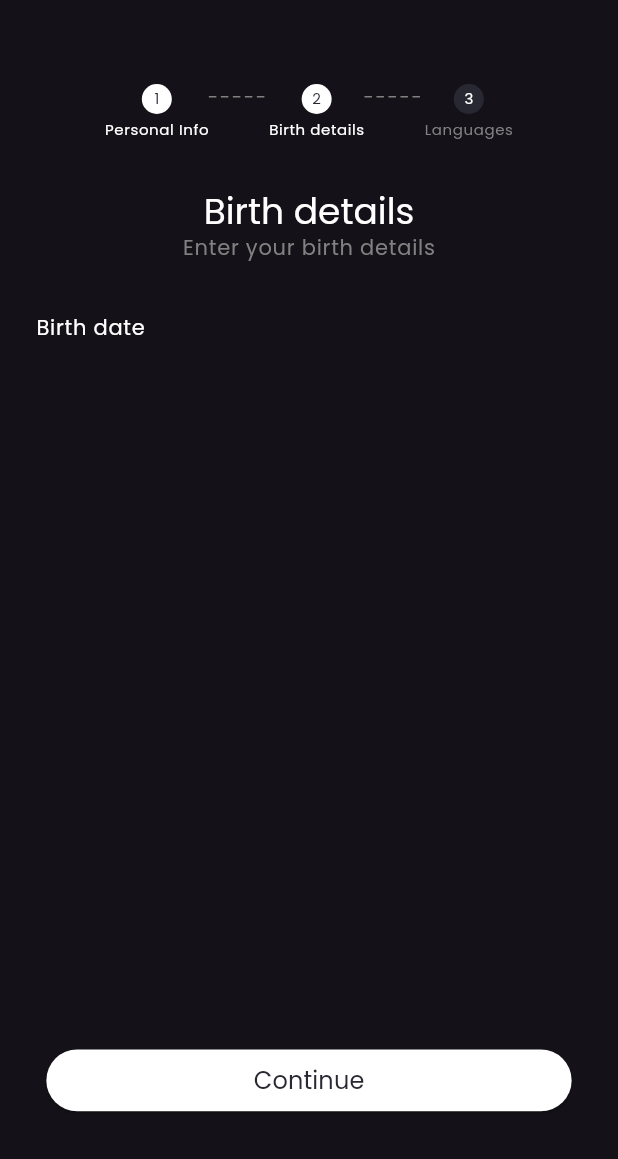
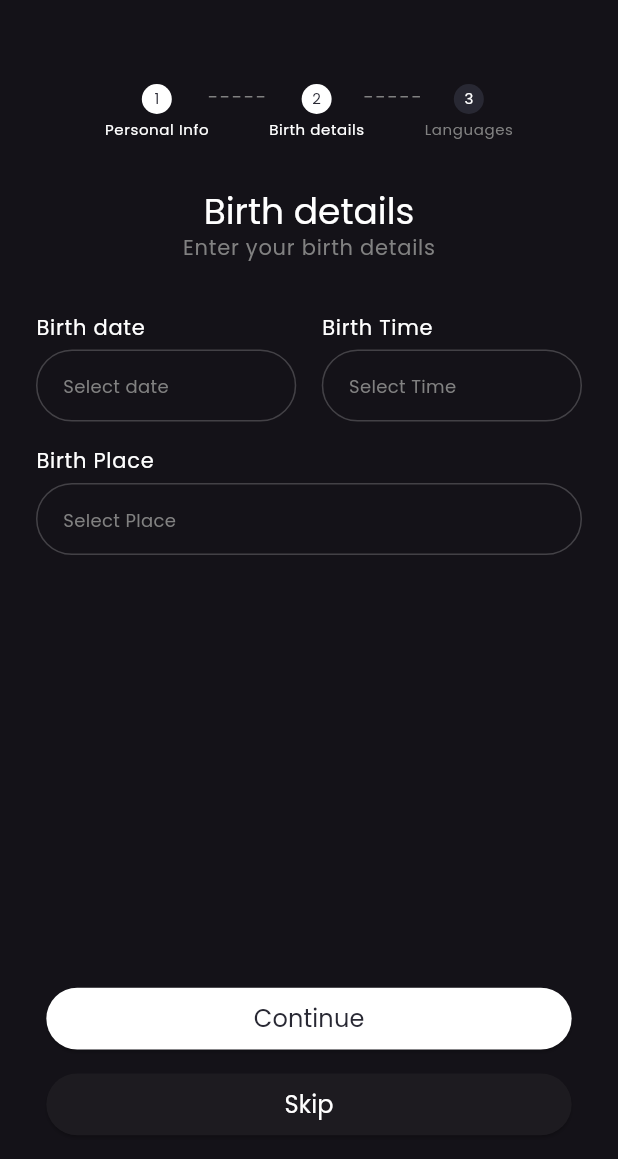
Before and after one commit to avadhksapariya/zigzek_user, a Flutter app: the BirthDetailsScreen screen opened directly, after a tap on "Continue", on a phone screen of 412 x 824 dp. Shown: the top 1159 px of the screen. Run offline on Flutter 3.47's test engine with Material 3 defaults, Android fonts, the phone set to English and light mode, and no system bars; our stand-ins replace flutter_otp_text_field, google_fonts; missing offline and left inert: country_code_picker_plus.

Commit message:
Birth Details Screen                - Added birth date input field with DatePicker.                - Added birth time input field with TimePicker.                - Added birth place input field.
               Miscellaneous
               - Added intl dependency in pubspec.yaml
               - Added necessary strings in the Project Strings.
               - Improved custom Button by making its text style dynamic and provide its effect in the relevant files.
               - Improved custom textField to display hint pr

operly.

```diff
--- a/lib/constants/project_strings.dart
+++ b/lib/constants/project_strings.dart
@@ -33,6 +33,10 @@ class ProjectStrings {
   static const String languagesTitle = 'Languages';
   static const String btDetailsGreeting2 = 'Enter your birth details';
   static const String btBirthDateLabel = 'Birth date';
+  static const String btBirthDateHint = 'Select date';
   static const String btBirthTimeLabel = 'Birth Time';
+  static const String btBirthTimeHint = 'Select Time';
   static const String btBirthPlaceLabel = 'Birth Place';
+  static const String btBirthPlaceHint = 'Select Place';
+  static const String btSkipBtnName = 'Skip';
 }
--- a/lib/customs/custom_button.dart
+++ b/lib/customs/custom_button.dart
@@ -1,5 +1,4 @@
 import 'package:flutter/material.dart';
-import 'package:zigzek_user/constants/color_palettes.dart';
 
 class CustomButton extends StatelessWidget {
   const CustomButton({
@@ -8,6 +7,7 @@ class CustomButton extends StatelessWidget {
     required this.buttonTitle,
     this.fgColor,
     this.bgColor,
+    this.btnStyle,
     this.btnWidth,
     this.btnHeight,
   });
@@ -16,6 +16,7 @@ class CustomButton extends StatelessWidget {
   final String buttonTitle;
   final Color? fgColor;
   final Color? bgColor;
+  final TextStyle? btnStyle;
   final double? btnWidth;
   final double? btnHeight;
 
@@ -33,7 +34,7 @@ class CustomButton extends StatelessWidget {
       ),
       child: Text(
         buttonTitle,
-        style: Theme.of(context).textTheme.titleSmall!.copyWith(color: ColorPalettes.labelBgColor),
+        style: btnStyle,
       ),
     );
   }
--- a/lib/customs/custom_textfield.dart
+++ b/lib/customs/custom_textfield.dart
@@ -7,7 +7,7 @@ class CustomTextField extends StatelessWidget {
   const CustomTextField({
     super.key,
     required this.controller,
-    this.label,
+    this.hint,
     this.validationLabel,
     this.validationMode,
     this.required,
@@ -27,7 +27,7 @@ class CustomTextField extends StatelessWidget {
   });
 
   final TextEditingController controller;
-  final String? label;
+  final String? hint;
   final String? validationLabel;
   final AutovalidateMode? validationMode;
   final bool? required;
@@ -71,7 +71,7 @@ class CustomTextField extends StatelessWidget {
       keyboardType: keyBoardInput,
       inputFormatters: textInputFormatters,
       validator: (required != null && required == true)
-          ? (String? value) => validation(label, inputType, validationLabel, value)
+          ? (String? value) => validation(hint, inputType, validationLabel, value)
           : null,
       autovalidateMode: validationMode,
       decoration: InputDecoration(
@@ -98,9 +98,8 @@ class CustomTextField extends StatelessWidget {
                 size: 20.0,
               )
             : suffixIcon,
-        labelText: label,
-        labelStyle: Theme.of(context).textTheme.bodyMedium!.copyWith(color: ColorPalettes.secondaryTextColor),
-        alignLabelWithHint: true,
+        hintText: hint,
+        hintStyle: Theme.of(context).textTheme.bodyMedium!.copyWith(color: ColorPalettes.secondaryTextColor),
       ),
     );
   }
--- a/lib/screens/screen_birth_details.dart
+++ b/lib/screens/screen_birth_details.dart
@@ -1,9 +1,9 @@
-import 'dart:developer';
-
 import 'package:flutter/material.dart';
+import 'package:intl/intl.dart';
 import 'package:zigzek_user/constants/color_palettes.dart';
 import 'package:zigzek_user/constants/project_strings.dart';
 import 'package:zigzek_user/customs/custom_button.dart';
+import 'package:zigzek_user/customs/custom_textfield.dart';
 import 'package:zigzek_user/utils/enums.dart';
 import 'package:zigzek_user/widgets/widget_steps_indicator.dart';
 
@@ -16,8 +16,10 @@ class BirthDetailsScreen extends StatefulWidget {
 
 class _BirthDetailsScreenState extends State<BirthDetailsScreen> {
   final GlobalKey<FormState> formKey = GlobalKey<FormState>();
-  final TextEditingController nameController = TextEditingController();
-  final TextEditingController emailController = TextEditingController();
+  final TextEditingController btDateController = TextEditingController();
+  final TextEditingController btTimeController = TextEditingController();
+  DateTime? birthDate;
+  TimeOfDay? birthTime;
   Gender gender = Gender.none;
   bool isGenderError = false;
 
@@ -40,7 +42,7 @@ class _BirthDetailsScreenState extends State<BirthDetailsScreen> {
                 child: Column(
                   children: [
                     SizedBox(
-                      height: screenHeight * 0.82,
+                      height: screenHeight * 0.77,
                       width: screenWidth * 0.9,
                       child: Column(
                         mainAxisSize: MainAxisSize.min,
@@ -98,16 +100,98 @@ class _BirthDetailsScreenState extends State<BirthDetailsScreen> {
                                   .copyWith(color: ColorPalettes.secondaryTextColor),
                             ),
                           ),
-                          // Birth date
+                          Row(
+                            mainAxisSize: MainAxisSize.min,
+                            children: [
+                              Flexible(
+                                child: Column(
+                                  mainAxisSize: MainAxisSize.min,
+                                  children: [
+                                    // Birth date
+                                    Align(
+                                      alignment: Alignment.topLeft,
+                                      child: Padding(
+                                        padding: const EdgeInsets.only(bottom: 4.0),
+                                        child: Text(
+                                          ProjectStrings.btBirthDateLabel,
+                                          style: Theme.of(context).textTheme.bodyLarge,
+                                        ),
+                                      ),
+                                    ),
+                                    CustomTextField(
+                                      controller: btDateController,
+                                      hint: ProjectStrings.btBirthDateHint,
+                                      maxLines: 1,
+                                      tap: () async {
+                                        birthDate = await showDatePicker(
+                                          context: context,
+                                          firstDate: DateTime(DateTime.now().year - 100),
+                                          lastDate: DateTime.now(),
+                                          initialDate: DateTime.now(),
+                                        );
+
+                                        if (birthDate != null) {
+                                          String formattedDate = DateFormat('dd/MM/yyyy').format(birthDate!);
+                                          btDateController.text = formattedDate;
+                                        }
+                                      },
+                                    ),
+                                  ],
+                                ),
+                              ),
+                              const SizedBox(
+                                width: 17,
+                              ),
+                              Flexible(
+                                child: Column(
+                                  mainAxisSize: MainAxisSize.min,
+                                  children: [
+                                    // Birth time
+                                    Align(
+                                      alignment: Alignment.topLeft,
+                                      child: Padding(
+                                        padding: const EdgeInsets.only(bottom: 4.0),
+                                        child: Text(
+                                          ProjectStrings.btBirthTimeLabel,
+                                          style: Theme.of(context).textTheme.bodyLarge,
+                                        ),
+                                      ),
+                                    ),
+                                    CustomTextField(
+                                      controller: btTimeController,
+                                      hint: ProjectStrings.btBirthTimeHint,
+                                      maxLines: 1,
+                                      tap: () async {
+                                        birthTime = await showTimePicker(
+                                          context: context,
+                                          initialTime: TimeOfDay.now(),
+                                        );
+
+                                        if (birthTime != null) {
+                                          formatTime(birthTime);
+                                        }
+                                      },
+                                    ),
+                                  ],
+                                ),
+                              ),
+                            ],
+                          ),
                           Align(
                             alignment: Alignment.topLeft,
                             child: Padding(
-                              padding: const EdgeInsets.only(bottom: 4.0),
+                              padding: const EdgeInsets.only(top: 16, bottom: 4.0),
                               child: Text(
-                                ProjectStrings.btBirthDateLabel,
+                                ProjectStrings.btBirthPlaceLabel,
                                 style: Theme.of(context).textTheme.bodyLarge,
                               ),
                             ),
+                          ),
+                          CustomTextField(
+                            controller: btDateController,
+                            hint: ProjectStrings.btBirthPlaceHint,
+                            maxLines: 1,
+                            tap: () {},
                           ),
                         ],
                       ),
@@ -116,25 +200,28 @@ class _BirthDetailsScreenState extends State<BirthDetailsScreen> {
                     SizedBox(
                       height: screenHeight * 0.05,
                       child: CustomButton(
-                        onPressed: () {
-                          formKey.currentState!.save();
-                          if (formKey.currentState!.validate() && gender != Gender.none) {
-                            log('Go ahead, complete personal info.');
-                            setState(() {
-                              isGenderError = false;
-                            });
-                          } else {
-                            setState(() {
-                              isGenderError = true;
-                            });
-                            log('Incomplete personal info.');
-                          }
-                        },
+                        onPressed: () {},
                         fgColor: ColorPalettes.labelBgColor,
                         bgColor: ColorPalettes.primaryTextColor,
+                        btnStyle: Theme.of(context).textTheme.titleSmall!.copyWith(color: ColorPalettes.labelBgColor),
                         btnWidth: MediaQuery.of(context).size.width * 0.85,
                         btnHeight: MediaQuery.of(context).size.height * 0.05,
-                        buttonTitle: 'Continue',
+                        buttonTitle: ProjectStrings.psSubmitBtnName,
+                      ),
+                    ),
+                    // Skip
+                    Padding(
+                      padding: const EdgeInsets.only(top: 16.0),
+                      child: SizedBox(
+                        height: screenHeight * 0.05,
+                        child: CustomButton(
+                          onPressed: () {},
+                          btnStyle:
+                              Theme.of(context).textTheme.titleSmall!.copyWith(color: ColorPalettes.primaryTextColor),
+                          btnWidth: MediaQuery.of(context).size.width * 0.85,
+                          btnHeight: MediaQuery.of(context).size.height * 0.05,
+                          buttonTitle: ProjectStrings.btSkipBtnName,
+                        ),
                       ),
                     )
                   ],
@@ -146,4 +233,9 @@ class _BirthDetailsScreenState extends State<BirthDetailsScreen> {
       ),
     );
   }
+
+  void formatTime(TimeOfDay? time) {
+    String formattedTime = time!.format(context);
+    btTimeController.text = formattedTime;
+  }
 }
--- a/lib/screens/screen_login.dart
+++ b/lib/screens/screen_login.dart
@@ -151,6 +151,8 @@ class _LoginScreenState extends State<LoginScreen> {
                             },
                             fgColor: ColorPalettes.labelBgColor,
                             bgColor: ColorPalettes.primaryTextColor,
+                            btnStyle:
+                                Theme.of(context).textTheme.titleSmall!.copyWith(color: ColorPalettes.labelBgColor),
                             btnWidth: MediaQuery.of(context).size.width * 0.77,
                             btnHeight: MediaQuery.of(context).size.height * 0.05,
                             buttonTitle: ProjectStrings.lsCodeButton,
--- a/lib/screens/screen_otp.dart
+++ b/lib/screens/screen_otp.dart
@@ -147,6 +147,7 @@ class _OTPScreenState extends State<OTPScreen> {
                     },
                     fgColor: ColorPalettes.labelBgColor,
                     bgColor: ColorPalettes.primaryTextColor,
+                    btnStyle: Theme.of(context).textTheme.titleSmall!.copyWith(color: ColorPalettes.labelBgColor),
                     btnWidth: MediaQuery.of(context).size.width * 0.85,
                     btnHeight: MediaQuery.of(context).size.height * 0.05,
                     buttonTitle: ProjectStrings.otpVerify,
--- a/pubspec.yaml
+++ b/pubspec.yaml
@@ -33,6 +33,7 @@ dependencies:
   google_fonts: ^6.2.1
   country_code_picker_plus: ^0.0.9
   flutter_otp_text_field: ^1.2.0
+  intl: ^0.19.0
 
 
   # The following adds the Cupertino Icons font to your application.
```
Also changed, not shown: lib/screens/screen_personal_info.dart (+4 -3 lines), pubspec.lock.
